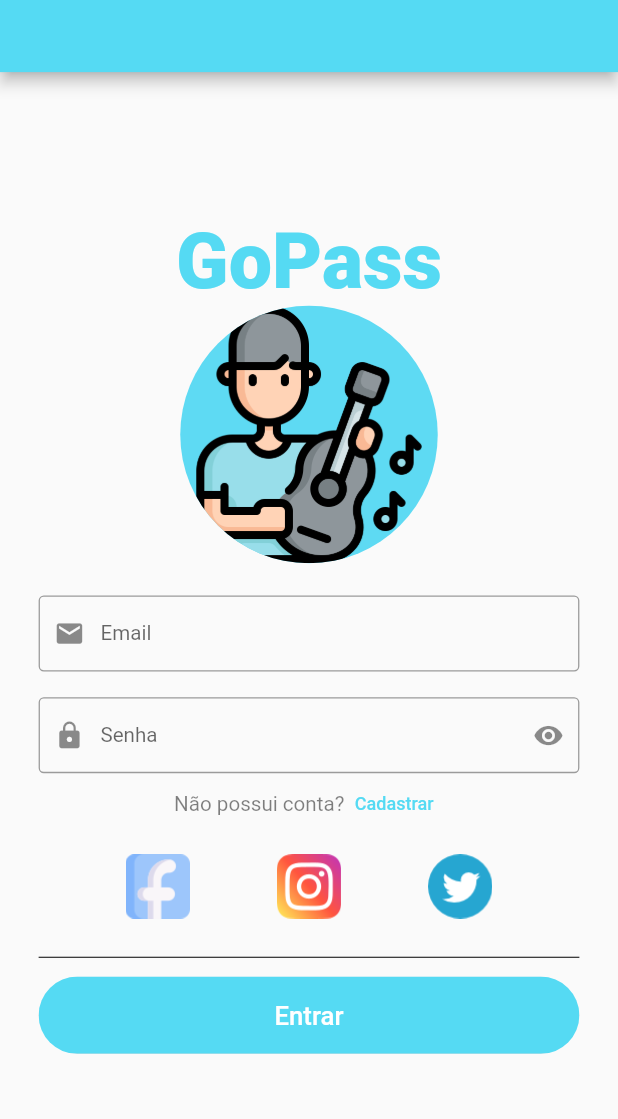
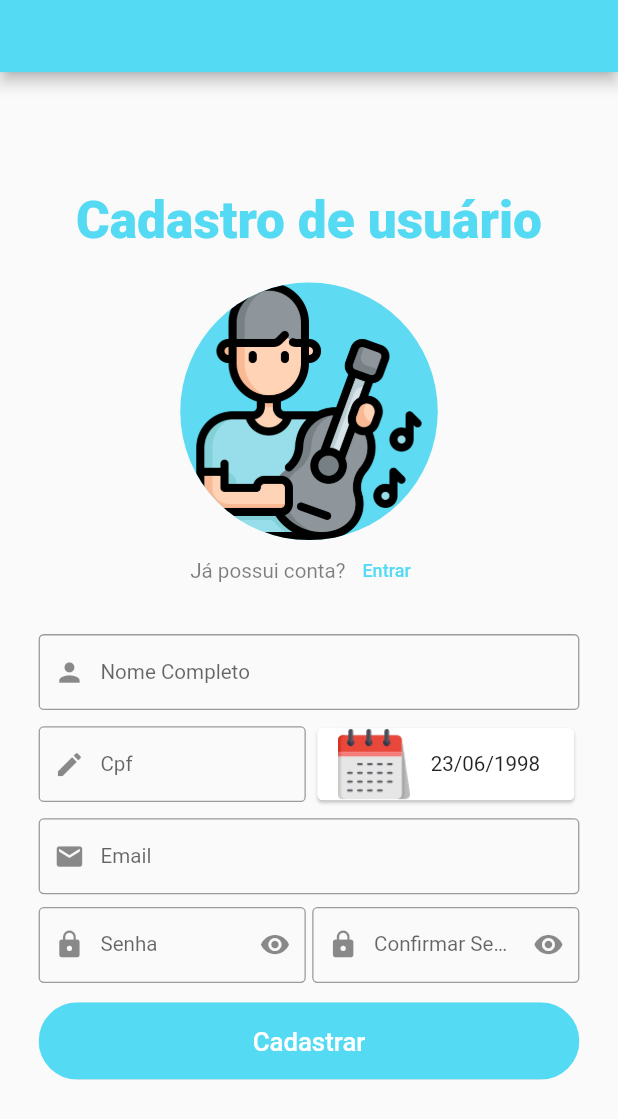
Before and after one commit to BrayanBertan/GoPass, a Flutter app: the screen it shows after launch, after a tap on "Cadastrar", on a phone screen of 412 x 824 dp. Shown: the top 1119 px of the screen. Run offline on Flutter 3.47's test engine with Material 2 defaults, Android fonts, the phone set to English and light mode, and no system bars; our stand-ins replace brasil_fields, flutter_modular, responsive_framework.

Commit message:
cadastro_view

```diff
--- a/lib/app_modular/app_module.dart
+++ b/lib/app_modular/app_module.dart
@@ -1,4 +1,5 @@
 import 'package:flutter_modular/flutter_modular.dart';
+import 'package:gopass_app/views/cadastro_view.dart';
 import 'package:gopass_app/views/login_view.dart';
 import 'package:gopass_app/views/splash_screen.dart';
 
@@ -10,5 +11,6 @@ class AppModule extends Module {
   List<ModularRoute> get routes => [
         ChildRoute('/', child: (context, args) => SplashScreen()),
         ChildRoute('/login', child: (_, __) => LoginPage()),
+        ChildRoute('/cadastro', child: (_, __) => CadastroPage()),
       ];
 }
--- a/lib/app_modular/app_widget.dart
+++ b/lib/app_modular/app_widget.dart
@@ -1,4 +1,5 @@
 import 'package:flutter/material.dart';
+import 'package:flutter_localizations/flutter_localizations.dart';
 import 'package:flutter_modular/flutter_modular.dart';
 import 'package:responsive_framework/responsive_framework.dart';
 import 'package:responsive_framework/responsive_wrapper.dart';
@@ -6,6 +7,12 @@ import 'package:responsive_framework/responsive_wrapper.dart';
 class AppWidget extends StatelessWidget {
   Widget build(BuildContext context) {
     return MaterialApp(
+      localizationsDelegates: [
+        GlobalMaterialLocalizations.delegate,
+        GlobalWidgetsLocalizations.delegate,
+        GlobalCupertinoLocalizations.delegate,
+      ],
+      supportedLocales: [const Locale('en'), const Locale('pt')],
       debugShowCheckedModeBanner: false,
       title: 'GoPass',
       theme: ThemeData(
--- /dev/null
+++ b/lib/views/cadastro_view.dart
@@ -0,0 +1,200 @@
+import 'package:brasil_fields/brasil_fields.dart';
+import 'package:flutter/material.dart';
+import 'package:flutter/services.dart';
+import 'package:flutter_modular/flutter_modular.dart';
+
+class CadastroPage extends StatefulWidget {
+  const CadastroPage({Key? key}) : super(key: key);
+
+  @override
+  _CadastroPageState createState() => _CadastroPageState();
+}
+
+class _CadastroPageState extends State<CadastroPage> {
+  @override
+  Widget build(BuildContext context) {
+    return Scaffold(
+      appBar: AppBar(
+        backgroundColor: const Color.fromRGBO(85, 218, 243, 1),
+      ),
+      body: Padding(
+        padding: const EdgeInsets.all(30),
+        child: Center(
+          child: SingleChildScrollView(
+            child: Column(
+              children: [
+                const Text(
+                  'Cadastro de usuário',
+                  style: TextStyle(
+                      fontWeight: FontWeight.w900,
+                      fontSize: 40.0,
+                      color: Color.fromRGBO(85, 218, 243, 1)),
+                ),
+                const SizedBox(
+                  height: 25,
+                ),
+                CircleAvatar(
+                    backgroundImage:
+                        ExactAssetImage('assets/images/avatar.png'),
+                    minRadius: 75,
+                    maxRadius: 100),
+                Row(
+                  mainAxisAlignment: MainAxisAlignment.center,
+                  children: [
+                    Text(
+                      'Já possui conta?',
+                      style: TextStyle(
+                        color: Colors.black.withOpacity(0.5),
+                        fontSize: 16.0,
+                      ),
+                    ),
+                    TextButton(
+                      onPressed: () {
+                        Modular.to.pushReplacementNamed('/login');
+                      },
+                      child: const Text(
+                        'Entrar',
+                        style:
+                            TextStyle(color: Color.fromRGBO(85, 218, 243, 1)),
+                      ),
+                    )
+                  ],
+                ),
+                const SizedBox(
+                  height: 25,
+                ),
+                Column(
+                  mainAxisSize: MainAxisSize.min,
+                  crossAxisAlignment: CrossAxisAlignment.stretch,
+                  children: [
+                    TextFormField(
+                      keyboardType: TextInputType.emailAddress,
+                      decoration: InputDecoration(
+                        labelText: 'Nome Completo',
+                        border: OutlineInputBorder(),
+                        prefixIcon: Icon(Icons.person),
+                      ),
+                    ),
+                    const SizedBox(
+                      height: 10,
+                    ),
+                    Row(
+                      children: [
+                        Expanded(
+                          child: TextFormField(
+                            inputFormatters: [
+                              FilteringTextInputFormatter.digitsOnly,
+                              CpfInputFormatter(),
+                            ],
+                            keyboardType: TextInputType.visiblePassword,
+                            decoration: const InputDecoration(
+                              labelText: 'Cpf',
+                              border: OutlineInputBorder(),
+                              prefixIcon: Icon(Icons.edit),
+                            ),
+                          ),
+                        ),
+                        const SizedBox(
+                          width: 5,
+                        ),
+                        Expanded(
+                            child: GestureDetector(
+                          onTap: () async {
+                            final DateTime? selected = await showDatePicker(
+                              context: context,
+                              initialDate: DateTime.now(),
+                              firstDate: DateTime(2010),
+                              lastDate: DateTime(2025),
+                              locale: const Locale("pt"),
+                            );
+                          },
+                          child: Card(
+                            child: ListTile(
+                              title: Text(('23/06/1998')),
+                              leading:
+                                  Image.asset('assets/images/calendar.png'),
+                            ),
+                          ),
+                        ))
+                      ],
+                    ),
+                    const SizedBox(
+                      height: 10,
+                    ),
+                    TextFormField(
+                      keyboardType: TextInputType.emailAddress,
+                      decoration: InputDecoration(
+                        labelText: 'Email',
+                        border: OutlineInputBorder(),
+                        prefixIcon: Icon(Icons.email),
+                      ),
+                    ),
+                    const SizedBox(
+                      height: 10,
+                    ),
+                    Row(
+                      children: [
+                        Expanded(
+                          child: TextFormField(
+                            keyboardType: TextInputType.visiblePassword,
+                            obscureText: true,
+                            decoration: const InputDecoration(
+                              labelText: 'Senha',
+                              border: OutlineInputBorder(),
+                              prefixIcon: Icon(Icons.lock),
+                              suffixIcon: Icon(Icons.remove_red_eye),
+                            ),
+                          ),
+                        ),
+                        const SizedBox(
+                          width: 5,
+                        ),
+                        Expanded(
+                          child: TextFormField(
+                            keyboardType: TextInputType.visiblePassword,
+                            obscureText: true,
+                            decoration: const InputDecoration(
+                              labelText: 'Confirmar Senha',
+                              border: OutlineInputBorder(),
+                              prefixIcon: Icon(Icons.lock),
+                              suffixIcon: Icon(Icons.remove_red_eye),
+                            ),
+                          ),
+                        )
+                      ],
+                    )
+                  ],
+                ),
+                const SizedBox(
+                  height: 15,
+                ),
+                Container(
+                  clipBehavior: Clip.antiAliasWithSaveLayer,
+                  width: double.infinity,
+                  height: 60,
+                  decoration: BoxDecoration(
+                    borderRadius: BorderRadius.circular(100),
+                  ),
+                  child: MaterialButton(
+                    onPressed: () => print("Successul Login."),
+                    color: const Color.fromRGBO(85, 218, 243, 1),
+                    child: const Text(
+                      'Cadastrar',
+                      style: TextStyle(
+                        fontSize: 20,
+                        color: Colors.white,
+                      ),
+                    ),
+                  ),
+                ),
+                const SizedBox(
+                  height: 30,
+                ),
+              ],
+            ),
+          ),
+        ),
+      ),
+    );
+  }
+}
--- a/lib/views/login_view.dart
+++ b/lib/views/login_view.dart
@@ -1,4 +1,5 @@
 import 'package:flutter/material.dart';
+import 'package:flutter_modular/flutter_modular.dart';
 
 class LoginPage extends StatelessWidget {
   const LoginPage({Key? key}) : super(key: key);
@@ -63,7 +64,7 @@ class LoginPage extends StatelessWidget {
                     ),
                     TextButton(
                       onPressed: () {
-                        print('Cadastrar');
+                        Modular.to.pushReplacementNamed('/cadastro');
                       },
                       child: const Text(
                         'Cadastrar',
--- a/pubspec.yaml
+++ b/pubspec.yaml
@@ -29,7 +29,8 @@ environment:
 dependencies:
   flutter:
     sdk: flutter
-
+  flutter_localizations:
+    sdk: flutter
 
   # The following adds the Cupertino Icons font to your application.
   # Use with the CupertinoIcons class for iOS style icons.
@@ -39,6 +40,7 @@ dependencies:
   mobx: ^2.0.5
   flutter_mobx: ^2.0.2
   sqflite: ^2.0.0+4
+  brasil_fields: ^1.2.0
 
 dev_dependencies:
   flutter_test:
```
Also changed, not shown: assets/images/calendar.png (added), pubspec.lock.
